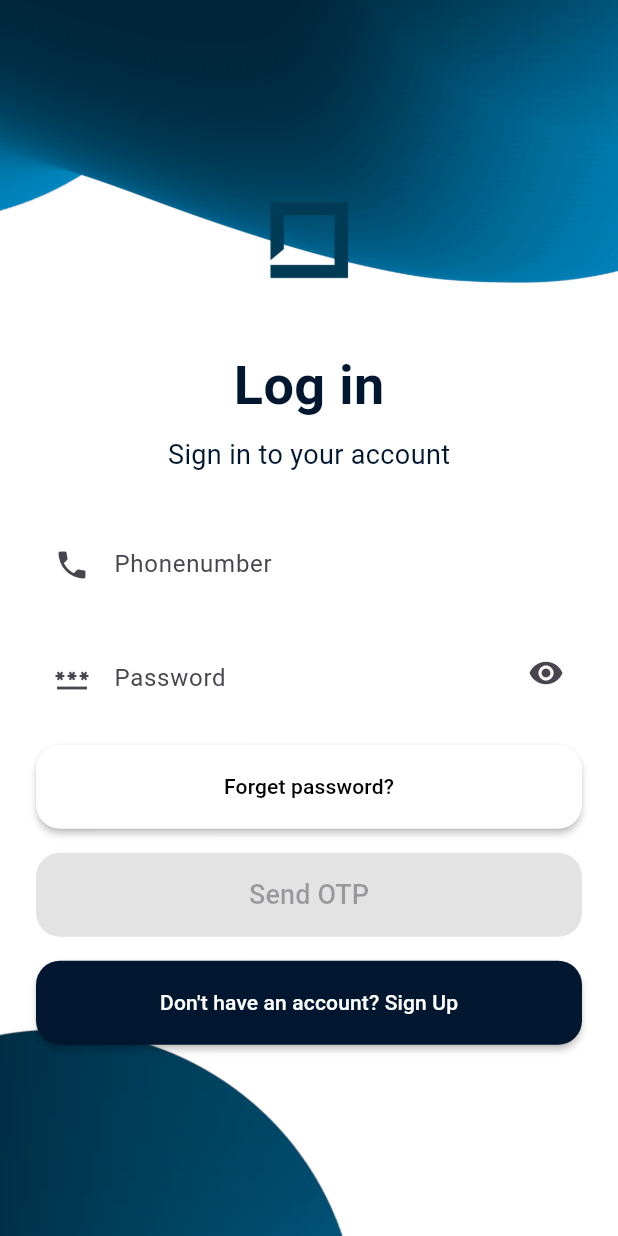
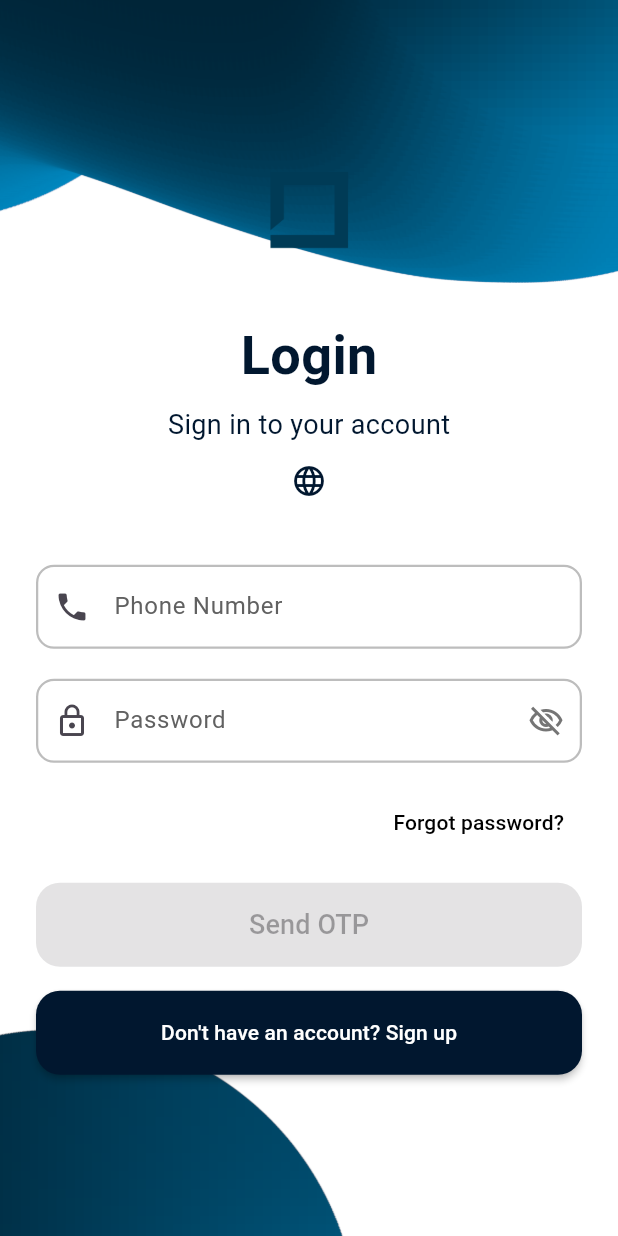
Before and after one commit to cr5ux/Local-News-App, a Flutter app: the screen it shows after launch, on a phone screen of 412 x 824 dp. Run offline on Flutter 3.47's test engine with Material 3 defaults, Android fonts, the phone set to English and light mode, and no system bars; our stand-ins replace cloud_firestore, easy_localization, firebase_auth, firebase_core, shared_preferences, string_validator and 1 more; missing offline and left inert: video_thumbnail; accounts and stored records are empty.

Commit message:
localization on signup and login

```diff
--- a/lib/constants/categories.dart
+++ b/lib/constants/categories.dart
@@ -8,7 +8,7 @@ class NewsCategories {
     'Health',
     'Education',
     'Business',
-    'Enviroment',
+    'Environment',
     'Science',
     'Local',
     'Fashion', // New category
--- a/lib/forget_password.dart
+++ b/lib/forget_password.dart
@@ -214,7 +214,7 @@ class ForgetPassword extends StatelessWidget {
 
       Response message = await access.sendPasswordResetRequest(email);
 
-      if (message.body.contains("New password was sent to ur email")) {
+      if (message.body.contains("New password was sent to your email")) {
         ScaffoldMessenger.of(context).showSnackBar(SnackBar(content: Text(message.body)));
 
         Future.delayed(const Duration(seconds: 2));
@@ -318,7 +318,7 @@ class ForgetPassword extends StatelessWidget {
                               elevation: 4,
                             ),
                             child: Text(
-                              "Reset Password".tr(),
+                              "reset_password".tr(),
                             ),
                           ),
                         ),
--- a/lib/login.dart
+++ b/lib/login.dart
@@ -9,7 +9,7 @@ import 'package:localnewsapp/otp_screen.dart';
 // import 'package:localnewsapp/reset_password.dart';
 import 'package:localnewsapp/signup.dart';
 import 'package:string_validator/string_validator.dart';
-// import 'package:easy_localization/easy_localization.dart';
+import 'package:easy_localization/easy_localization.dart';
 import 'package:localnewsapp/constants/app_colors.dart';
 
 class Login extends StatefulWidget {
@@ -29,6 +29,42 @@ class _LoginState extends State<Login> {
   bool isEnable = true;
 
   final access = ServerRepo();
+
+  InputDecoration modernInputDecoration({
+    required String labelText,
+    required String hintText,
+    Widget? prefixIcon,
+    Widget? suffixIcon,
+  }) {
+    return InputDecoration(
+      label: Text(labelText),
+      hintText: hintText,
+      prefixIcon: prefixIcon,
+      suffixIcon: suffixIcon,
+      filled: true,
+      fillColor: Colors.white,
+      contentPadding: const EdgeInsets.symmetric(horizontal: 16.0, vertical: 16.0),
+      enabledBorder: OutlineInputBorder(
+        borderRadius: BorderRadius.circular(12.0),
+        borderSide: BorderSide(color: Colors.grey.shade400, width: 1.5),
+      ),
+      focusedBorder: OutlineInputBorder(
+        borderRadius: BorderRadius.circular(12.0),
+        borderSide: const BorderSide(color: AppColors.primary, width: 2.0),
+      ),
+      errorBorder: OutlineInputBorder(
+        borderRadius: BorderRadius.circular(12.0),
+        borderSide: BorderSide(color: Colors.red.shade700, width: 1.5),
+      ),
+      focusedErrorBorder: OutlineInputBorder(
+        borderRadius: BorderRadius.circular(12.0),
+        borderSide: BorderSide(color: Colors.red.shade700, width: 2.0),
+      ),
+      labelStyle: TextStyle(color: Colors.grey.shade700),
+      floatingLabelStyle: const TextStyle(color: AppColors.primary),
+      hintStyle: TextStyle(color: Colors.grey.shade400),
+    );
+  }
 
   // List<bool> isEmail=[true,false];
   // final  access= AuthenticationRepo();
@@ -54,14 +90,14 @@ String? validateitemrequired(String value) {
       isEmail = true; // Update state without calling setState
     } else if (value.isNumeric) {
       isEmail = false; // Update state without calling setState
-    return value.isEmpty ? 'Item is Required' : null;
+      return value.isEmpty ? 'item_required'.tr() : null;
     }
     return null;
   }
 
   String? validateEmail(String value) {
     if (value.isEmpty) {
-      return 'Item is Required';
+      return 'item_required'.tr();
     }
     // else if(!value.isEmail)
     // {
@@ -70,7 +106,8 @@ String? validateitemrequired(String value) {
     return null;
   }
 
-  void _submitOrder({required BuildContext context, bool fullscreenDialog = false}) async {
+  void _submitOrder(
+      {required BuildContext context, bool fullscreenDialog = false}) async {
     Response result;
 
     setState(() {
@@ -107,19 +144,27 @@ String? validateitemrequired(String value) {
       // }
       */
 
-      result = await access.sendLoginRequest(_logindata.address, _logindata.password);
+      result = await access.sendLoginRequest(
+          _logindata.address, _logindata.password);
 
       if (result.body.contains("failure") || result.body.isEmpty) {
         setState(() {
           isEnable = true;
         });
         // ignore: use_build_context_synchronously
-        ScaffoldMessenger.of(context).showSnackBar(SnackBar(content: Text(result.body)));
+        ScaffoldMessenger.of(context)
+            .showSnackBar(SnackBar(content: Text(result.body)));
       } else {
         // ignore: use_build_context_synchronously
-        ScaffoldMessenger.of(context).showSnackBar(SnackBar(content: Text(result.body)));
+        ScaffoldMessenger.of(context)
+            .showSnackBar(SnackBar(content: Text(result.body)));
         // ignore: use_build_context_synchronously
-        Navigator.push(context, MaterialPageRoute(fullscreenDialog: fullscreenDialog, builder: (context) => OtpScreen(phonenumber: _logindata.address)));
+        Navigator.push(
+            context,
+            MaterialPageRoute(
+                fullscreenDialog: fullscreenDialog,
+                builder: (context) =>
+                    OtpScreen(phonenumber: _logindata.address)));
       }
     }
   }
@@ -127,26 +172,18 @@ String? validateitemrequired(String value) {
   @override
   Widget build(BuildContext context) {
     final isMobile = MediaQuery.of(context).size.width < 501;
-    final double height=MediaQuery.of(context).size.height;
+    final double height = MediaQuery.of(context).size.height;
 
     return Scaffold(
       backgroundColor: AppColors.background,
-
       body: SafeArea(
-
         child: Center(
-
           child: Container(
-
-
-
             decoration: BoxDecoration(
               borderRadius: BorderRadius.circular(50.0),
               color: AppColors.background,
-
             ),
             constraints: BoxConstraints(
-
               maxWidth: 500, // Limit width to a phone size
               maxHeight: height, // Limit height to a phone size
             ),
@@ -161,128 +198,96 @@ String? validateitemrequired(String value) {
                   ),
                 Center(
                   child: SingleChildScrollView(
-
                     child: Padding(
-
-                      padding: const EdgeInsets.symmetric(horizontal: 24.0, vertical: 32.0),
-
+                      padding: const EdgeInsets.symmetric(
+                          horizontal: 24.0, vertical: 32.0),
                       child: Form(
-
                         key: _formStateKey,
                         autovalidateMode: AutovalidateMode.onUserInteraction,
-
                         child: Column(
-
                           mainAxisSize: MainAxisSize.min,
-
                           children: [
-
                             Image.asset('assets/logo.png', height: 80),
                             const SizedBox(height: 24),
-
-                           const Text(
-                              "Log in",
-                              style: TextStyle(
+                            Text(
+                              "login".tr(),
+                              style: const TextStyle(
                                 fontSize: 36,
                                 fontWeight: FontWeight.bold,
                                 color: AppColors.primary,
                               ),
                             ),
                             const SizedBox(height: 8),
-                            const Text(
-                              "Sign in to your account",
-                              style: TextStyle(
+                            Text(
+                              "signin".tr(),
+                              style: const TextStyle(
                                 fontSize: 18,
                                 color: AppColors.primary,
                               ),
                             ),
-
+                            IconButton(
+                              onPressed: () {
+                                context.setLocale(
+                                    context.locale.languageCode == 'en'
+                                        ? const Locale('am')
+                                        : const Locale('en'));
+                              },
+                              icon: const Icon(
+                                Icons.language_outlined,
+                                color: AppColors.primary,
+                              ),
+                            ),
                             const SizedBox(height: 32),
+                            TextFormField(
+                              decoration: modernInputDecoration(
+                                labelText: "phone_number".tr(),
+                                hintText: "+251912345678", // Ethiopian phone number hint
+                                prefixIcon: const Icon(Icons.phone),
+                              ),
+                              validator: (value) => validateEmail(value!), // Use the corrected validator
+                              keyboardType: TextInputType.phone, // Correct keyboard type
+                              onSaved: (value) => _logindata.address = value,
+                              // Removed the 'onChanged' that was setting 'isEmail'
+                            ),
+                            const SizedBox(height: 20),
 
                             TextFormField(
-                              decoration: InputDecoration(
-
-                                hintText: "+251947586952",
-                                label: const Text("Phonenumber"),
-                                prefixIcon: const Icon(Icons.phone),
-                                filled: true,
-                                fillColor: Colors.white,
-                                enabledBorder: OutlineInputBorder(
-                                  borderRadius: BorderRadius.circular(16),
-                                  borderSide: const BorderSide(color: Colors.white, width: 2),
+                              decoration: modernInputDecoration(
+                                labelText: "password".tr(),
+                                hintText: "enter_your_password".tr(),
+                                prefixIcon: const Icon(Icons.lock_outline), // Consistent icon
+                                suffixIcon: IconButton(
+                                  icon: Icon(
+                                    passwordvisible ? Icons.visibility_off_outlined : Icons.visibility_outlined, // Using outlined icons
+                                    color: Colors.grey.shade600,
                                   ),
-                                focusedBorder: OutlineInputBorder(
-                                  borderRadius: BorderRadius.circular(16),
-                                  borderSide: const BorderSide(color: Colors.white, width: 2),
-                                ),
-
-                              ),
-                              validator: (value) => validateEmail(value!),
-                              keyboardType: TextInputType.emailAddress,
-                               onChanged: (value) {
-                                setState(() {
-                                  isEmail = value.isEmail;
-                                });
-                              },
-                              onSaved: (value) => _logindata.address = value,
-                            ),
-
-                            const SizedBox(height: 20),
-                            Stack(
-                              alignment: AlignmentDirectional.topEnd,
-                              children: [
-                                TextFormField(
-                                  decoration: InputDecoration(
-                                    hintText: "Password",
-                                    label: const Text("Password"),
-                                    prefixIcon: const Icon(Icons.password),
-                                    filled: true,
-                                    fillColor: Colors.white,
-                                    enabledBorder: OutlineInputBorder(
-                                      borderRadius: BorderRadius.circular(16),
-                                      borderSide: const BorderSide(color: Colors.white, width: 2),
-                                    ),
-                                    focusedBorder: OutlineInputBorder(
-                                      borderRadius: BorderRadius.circular(16),
-                                      borderSide: const BorderSide(color: Colors.white, width: 2),
-                                    ),
-                                  ),
-                                  validator: (value) => validateitemrequired(value!),
-                                  keyboardType: TextInputType.text,
-                                  onSaved: (value) => _logindata.password = value!,
-                                  obscureText: passwordvisible,
-                                ),
-                                IconButton(
                                   onPressed: () {
                                     setState(() {
                                       passwordvisible = !passwordvisible;
                                     });
                                   },
-                                  icon: passwordvisible
-                                      ? const Icon(Icons.visibility)
-                                      : const Icon(Icons.visibility_off),
                                 ),
-                              ],
+                              ),
+                              validator: (value) =>
+                                      validateitemrequired(value!), // Use a clear password validator
+                              keyboardType: TextInputType.text,
+                              onSaved: (value) => _logindata.password = value!,
+                              obscureText: passwordvisible,
                             ),
                             const SizedBox(height: 16),
-                            SizedBox(
-                              width: double.infinity,
-                              height: 56,
-                              child: ElevatedButton(
-                                style: ElevatedButton.styleFrom(
-                                  backgroundColor: Colors.white,
-                                  foregroundColor: AppColors.primary,
-                                  shape: RoundedRectangleBorder(
-                                    borderRadius: BorderRadius.circular(16),
-                                  ),
-                                  elevation: 2,
-                                ),
+                            Align(
+                              alignment: Alignment.centerRight,
+                              child: TextButton(
                                 onPressed: () {
-                                  Navigator.push(context, MaterialPageRoute(builder: (context) => ForgetPassword()));
+                                  Navigator.push(
+                                      context,
+                                      MaterialPageRoute(
+                                          builder: (context) =>
+                                              ForgetPassword()));
                                 },
-                                child: const Text(
-                                  "Forget password?",
-                                  style: TextStyle(color: Colors.black),
+                                child: Text(
+                                  "forgot_password".tr(),
+                                  style: const TextStyle(color: Colors.black),
                                 ),
                               ),
                             ),
@@ -291,8 +296,13 @@ String? validateitemrequired(String value) {
                               width: double.infinity,
                               height: 56,
                               child: ElevatedButton(
-                                onPressed: isEnable && _formStateKey.currentState?.validate() == true
-                                    ? () => _submitOrder(context: context, fullscreenDialog: false)
+                                onPressed: isEnable &&
+                                        _formStateKey.currentState
+                                                ?.validate() ==
+                                            true
+                                    ? () => _submitOrder(
+                                        context: context,
+                                        fullscreenDialog: false)
                                     : null,
                                 style: ElevatedButton.styleFrom(
                                   backgroundColor: AppColors.primary,
@@ -302,7 +312,11 @@ String? validateitemrequired(String value) {
                                   ),
                                   elevation: 4,
                                 ),
-                                child: isEnable ? const Text("Send OTP", style: TextStyle(fontSize: 18.0)) : const Center(child: CircularProgressIndicator()),
+                                child: isEnable
+                                    ? Text("send_otp".tr(),
+                                        style: const TextStyle(fontSize: 18.0))
+                                    : const Center(
+                                        child: CircularProgressIndicator()),
                               ),
                             ),
                             const SizedBox(height: 16),
@@ -319,11 +333,15 @@ String? validateitemrequired(String value) {
                                   elevation: 2,
                                 ),
                                 onPressed: () {
-                                  Navigator.push(context, MaterialPageRoute(builder: (context) => const Signup()));
+                                  Navigator.push(
+                                      context,
+                                      MaterialPageRoute(
+                                          builder: (context) =>
+                                              const Signup()));
                                 },
-                                child: const Text(
-                                  "Don't have an account? Sign Up",
-                                  style: TextStyle(color: Colors.white),
+                                child: Text(
+                                  "dont_have_account".tr(),
+                                  style: const TextStyle(color: Colors.white),
                                 ),
                               ),
                             ),
--- a/lib/profile.dart
+++ b/lib/profile.dart
@@ -47,7 +47,6 @@ class _ProfileState extends State<Profile> {
 
     final uR=UsersRepo();
 
-    // userInfo= await uR.getAUserByuniqueID(user!.uid);
     userInfo = await uR.getAUserByID(Identification().userID);
 
 
```
Also changed, not shown: assets/translations/am.json (+9 -0 lines), assets/translations/en.json (+9 -0 lines), lib/signup.dart (+125 -143 lines), lib/widgets/article_card.dart (+4 -5 lines), pubspec.lock. Lines whose indentation alone changed are shown as unchanged.
